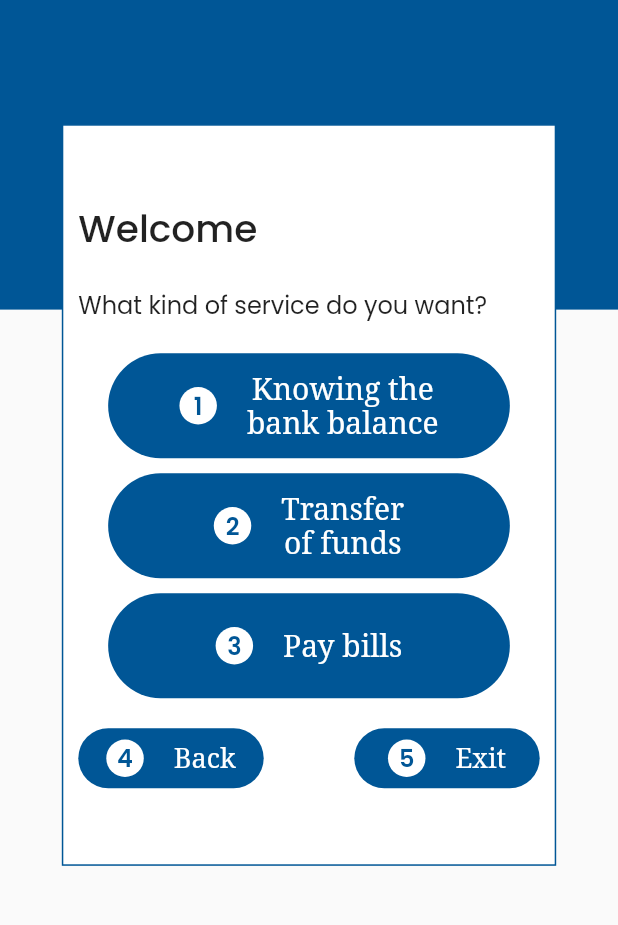
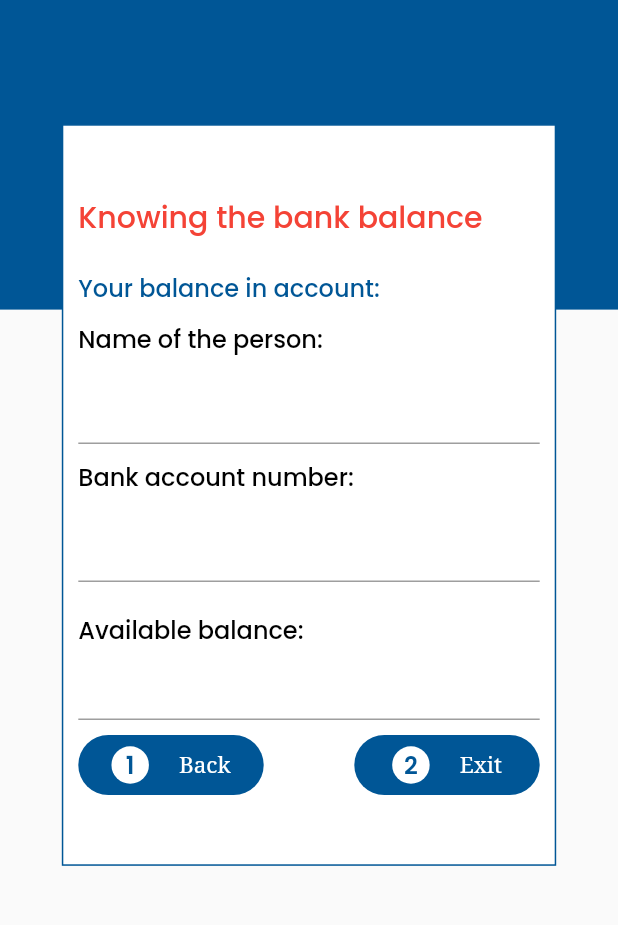
Before and after one commit to Shahzad-Official/ara_smart_app, a Flutter app: the WelcomeScreen screen opened directly, after a tap on an icon or button, on a phone screen of 412 x 824 dp, the part 123-1048 px from its top. Run offline on Flutter 3.47's test engine with Material 2 defaults, Android fonts, the light colour scheme and no system bars; our stand-ins replace audioplayers, avatar_glow, flutter_spinkit, flutter_svg, get, google_fonts and 3 more; accounts and stored records are empty.

Commit message:
Update by hammad

```diff
--- /dev/null
+++ b/lib/views/knowing_balance/knowing_balance.dart
@@ -0,0 +1,135 @@
+import 'package:ara_smart_app/constants/app_colors.dart';
+import 'package:flutter/material.dart';
+import 'package:get/get.dart';
+
+import '../../widgets/app_button.dart';
+import '../../widgets/app_text.dart';
+import '../../widgets/background_screen.dart';
+
+class KnowingBalance extends StatelessWidget {
+  KnowingBalance({Key? key}) : super(key: key);
+
+  TextEditingController userName = TextEditingController();
+  TextEditingController password = TextEditingController();
+  @override
+  Widget build(BuildContext context) {
+    return ColoredBox(
+      color: AppColors.primaryColor,
+      child: SafeArea(
+        child: Scaffold(
+          body: BackgroundScreen(
+            child: Padding(
+              padding: const EdgeInsets.only(left: 10.0, right: 10),
+              child: Column(
+                mainAxisAlignment: MainAxisAlignment.center,
+                children: [
+                  Row(
+                    children: const [
+                      AppText(
+                        text: "Knowing the bank balance",
+                        fontSize: 20,
+                        fontWeight: FontWeight.w500,
+                        color: Colors.red,
+                      ),
+                    ],
+                  ),
+                  const SizedBox(
+                    height: 20,
+                  ),
+                  Row(
+                    children: const [
+                      AppText(
+                        text: "Your balance in account:",
+                        fontSize: 16,
+                        color: AppColors.primaryColor,
+                        fontWeight: FontWeight.w500,
+                      ),
+                    ],
+                  ),
+                  const SizedBox(
+                    height: 10,
+                  ),
+                  Row(
+                    children: const [
+                      AppText(
+                        text: "Name of the person:",
+                        fontSize: 16,
+                        fontWeight: FontWeight.w500,
+                        color: Colors.black,
+                      ),
+                    ],
+                  ),
+                  const SizedBox(
+                    height: 10,
+                  ),
+                  TextFormField(controller: userName),
+                  const SizedBox(
+                    height: 10,
+                  ),
+                  Row(
+                    children: const [
+                      AppText(
+                        text: "Bank account number:",
+                        fontSize: 16,
+                        fontWeight: FontWeight.w500,
+                        color: Colors.black,
+                      ),
+                    ],
+                  ),
+                  const SizedBox(
+                    height: 10,
+                  ),
+                  TextFormField(
+                    controller: password,
+                  ),
+                  const SizedBox(
+                    height: 20,
+                  ),
+                  Row(
+                    children: const [
+                      AppText(
+                        text: "Available balance:",
+                        fontSize: 16,
+                        fontWeight: FontWeight.w500,
+                        color: Colors.black,
+                      ),
+                    ],
+                  ),
+                  TextField(),
+                  const SizedBox(
+                    height: 10,
+                  ),
+                  Row(
+                    mainAxisAlignment: MainAxisAlignment.spaceBetween,
+                    children: [
+                      InkWell(
+                        onTap: () {},
+                        child: CustomButton(
+                            text: "Back",
+                            num: "1",
+                            height: 40,
+                            color: Colors.white,
+                            fontSize: 15,
+                            width: MediaQuery.of(context).size.width * 0.30),
+                      ),
+                      InkWell(
+                        onTap: () {},
+                        child: CustomButton(
+                            text: "Exit",
+                            num: "2",
+                            height: 40,
+                            color: Colors.white,
+                            fontSize: 15,
+                            width: MediaQuery.of(context).size.width * 0.30),
+                      ),
+                    ],
+                  ),
+                ],
+              ),
+            ),
+          ),
+        ),
+      ),
+    );
+  }
+}
--- a/lib/views/register_screens/login_with_fingerprint.dart
+++ b/lib/views/register_screens/login_with_fingerprint.dart
@@ -2,8 +2,10 @@ import 'package:ara_smart_app/constants/app_colors.dart';
 import 'package:ara_smart_app/widgets/app_button.dart';
 import 'package:ara_smart_app/widgets/background_screen.dart';
 import 'package:flutter/material.dart';
+import 'package:get/get.dart';
 
 import '../../widgets/app_text.dart';
+import '../welcome_home/welcome_screen.dart';
 
 class LoginWithFingreprint extends StatelessWidget {
   const LoginWithFingreprint({Key? key}) : super(key: key);
@@ -55,7 +57,9 @@ class LoginWithFingreprint extends StatelessWidget {
                   height: 30,
                 ),
                 InkWell(
-                  onTap: () {},
+                  onTap: () {
+                    Get.to(WelcomeScreen());
+                  },
                   child: CustomButton(
                       text: "Login",
                       num: "1",
```
Also changed, not shown: lib/views/transfer_balance/between_own_account_2.dart (added, +21 -0 lines), lib/views/transfer_balance/transfer_funds.dart (added, +113 -0 lines), lib/views/welcome_home/welcome_screen.dart (+10 -2 lines).
